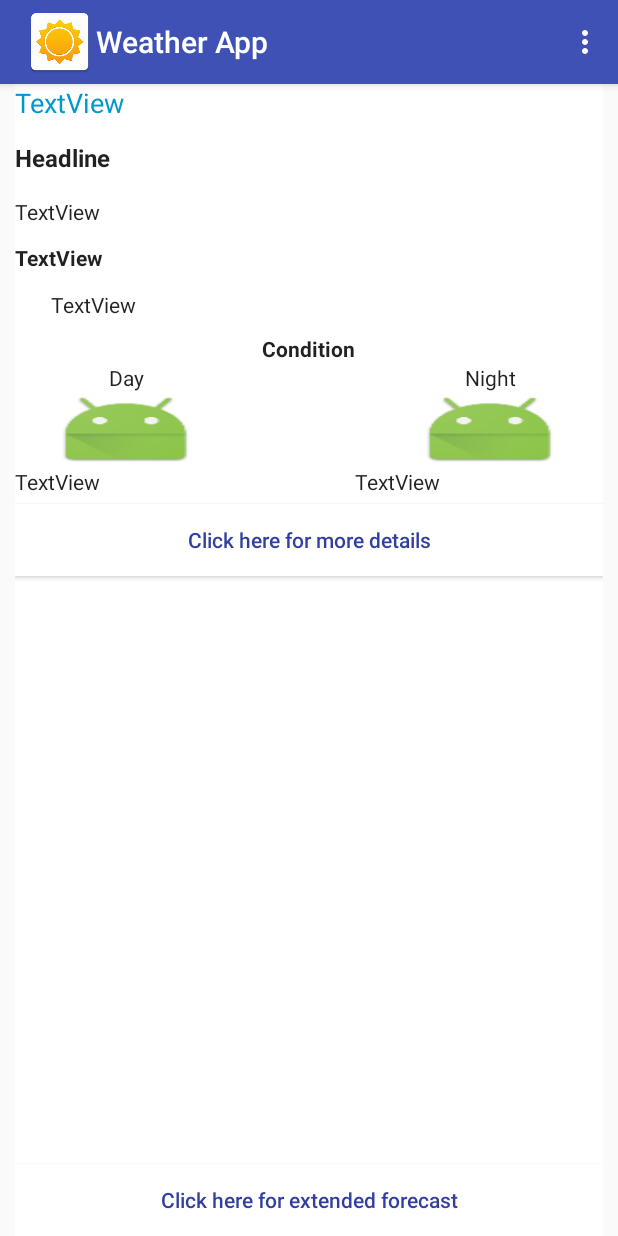
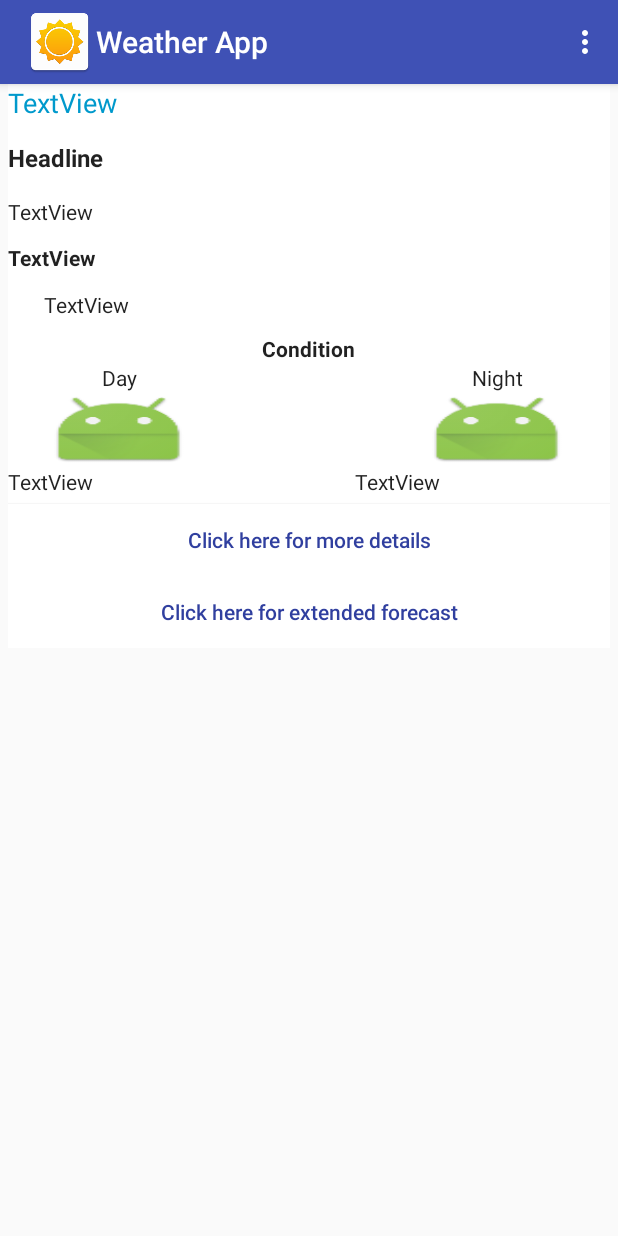
Before and after one commit to Ushaswini/Android-Native, an Android app: the CityWeatherActivity screen opened directly, with no data from a screen before it, on a phone screen of 412 x 824 dp. Run offline under Robolectric (Android 15) with nearby library versions, the phone set to English and light mode, and no system bars; our stand-ins replace Firebase (no records; nobody signed in at launch, a user with empty details on screens opened directly), Picasso; pictures from the network do not load; 1 statement that could not run was skipped.

Commit message:
Fix bugs

```diff
--- a/WeatherApp/Homework09/app/src/main/java/com/ushaswini/homework09/ForecastAdapter.java
+++ b/WeatherApp/Homework09/app/src/main/java/com/ushaswini/homework09/ForecastAdapter.java
@@ -116,10 +116,13 @@ public class ForecastAdapter extends  RecyclerView.Adapter<RecyclerView.ViewHold
 
             SimpleDateFormat dateFormat = new SimpleDateFormat("dd, MMM ''yy");
             String dateStr = dateFormat.format(date).toString();
+            Log.d("date",dateStr);
             holder.tv_date.setText(dateStr);
 
 
         } catch (ParseException e) {
+
+            Log.d("error",e.getMessage());
             e.printStackTrace();
         }
     }
--- a/WeatherApp/Homework09/app/src/main/res/layout/activity_city_weather.xml
+++ b/WeatherApp/Homework09/app/src/main/res/layout/activity_city_weather.xml
@@ -1,63 +1,70 @@
 <?xml version="1.0" encoding="utf-8"?>
-<RelativeLayout xmlns:android="http://schemas.android.com/apk/res/android"
+
+<ScrollView
+    android:layout_width="match_parent"
+    android:layout_height="match_parent"
+    xmlns:android="http://schemas.android.com/apk/res/android"
     xmlns:app="http://schemas.android.com/apk/res-auto"
-    xmlns:tools="http://schemas.android.com/tools"
+    xmlns:tools="http://schemas.android.com/tools">
+
+    <RelativeLayout
         android:id="@+id/Relative"
         android:layout_width="match_parent"
         android:layout_height="match_parent"
-    android:layout_marginLeft="10dp"
-    android:layout_marginRight="10dp"
+        android:layout_marginLeft="5dp"
+        android:layout_marginRight="5dp"
         android:background="@android:color/background_light"
         tools:context="com.ushaswini.homework09.CityWeatherActivity">
+
 
         <TextView
             android:id="@+id/tv_city"
             android:layout_width="match_parent"
             android:layout_height="wrap_content"
+            android:layout_alignParentLeft="true"
+            android:layout_alignParentStart="true"
+            android:layout_alignParentTop="true"
             android:text="TextView"
             android:textAppearance="@style/TextAppearance.AppCompat"
             android:textColor="@android:color/holo_blue_dark"
-        android:textSize="18sp"
-        android:layout_alignParentTop="true"
-        android:layout_alignParentLeft="true"
-        android:layout_alignParentStart="true" />
+            android:textSize="18sp" />
 
         <TextView
             android:id="@+id/tv"
             android:layout_width="match_parent"
             android:layout_height="wrap_content"
+            android:layout_alignParentLeft="true"
+            android:layout_alignParentStart="true"
+            android:layout_below="@+id/tv_city"
             android:layout_marginTop="13dp"
             android:text="@string/heading"
             android:textAppearance="@style/TextAppearance.AppCompat"
             android:textSize="16sp"
-        android:textStyle="bold"
-        android:layout_below="@+id/tv_city"
-        android:layout_alignParentLeft="true"
-        android:layout_alignParentStart="true" />
+            android:textStyle="bold" />
 
         <TextView
             android:id="@+id/tv_heading"
             android:layout_width="match_parent"
             android:layout_height="wrap_content"
+            android:layout_alignParentLeft="true"
+            android:layout_alignParentStart="true"
+            android:layout_below="@+id/tv"
             android:layout_marginTop="15dp"
             android:text="TextView"
             android:textAppearance="@style/TextAppearance.AppCompat"
-        android:textSize="14sp"
-        android:layout_below="@+id/tv"
-        android:layout_alignParentLeft="true"
-        android:layout_alignParentStart="true" />
+            android:textSize="14sp" />
 
         <TextView
             android:id="@+id/tv_date"
             android:layout_width="match_parent"
             android:layout_height="wrap_content"
+            android:layout_alignParentLeft="true"
+            android:layout_alignParentStart="true"
+            android:layout_below="@+id/tv_heading"
             android:layout_marginTop="11dp"
             android:text="TextView"
             android:textAppearance="@style/TextAppearance.AppCompat"
-        android:textStyle="bold"
-        android:layout_below="@+id/tv_heading"
-        android:layout_alignParentLeft="true"
-        android:layout_alignParentStart="true" />
+            android:textStyle="bold" />
 
         <TextView
             android:id="@+id/tv_updated"
@@ -76,12 +83,12 @@
             android:id="@+id/tv_con"
             android:layout_width="wrap_content"
             android:layout_height="wrap_content"
+            android:layout_below="@+id/tv_updated"
+            android:layout_centerHorizontal="true"
             android:layout_marginTop="10dp"
             android:text="@string/Condition"
             android:textAppearance="@style/TextAppearance.AppCompat"
-        android:textStyle="bold"
-        android:layout_below="@+id/tv_updated"
-        android:layout_centerHorizontal="true" />
+            android:textStyle="bold" />
 
         <TextView
             android:id="@+id/tv_day"
@@ -135,24 +142,24 @@
             android:id="@+id/tv_day_comment"
             android:layout_width="wrap_content"
             android:layout_height="wrap_content"
-        android:text="TextView"
-        android:textAppearance="@style/TextAppearance.AppCompat"
-        android:layout_below="@+id/im_day"
             android:layout_alignParentLeft="true"
             android:layout_alignParentStart="true"
+            android:layout_below="@+id/im_day"
             android:layout_toLeftOf="@+id/tv_con"
-        android:layout_toStartOf="@+id/tv_con" />
+            android:layout_toStartOf="@+id/tv_con"
+            android:text="TextView"
+            android:textAppearance="@style/TextAppearance.AppCompat" />
 
         <TextView
             android:id="@+id/tv_night_comment"
             android:layout_width="wrap_content"
             android:layout_height="wrap_content"
             android:layout_above="@+id/btn_more_details"
+            android:layout_alignParentEnd="true"
+            android:layout_alignParentRight="true"
+            android:layout_toRightOf="@+id/tv_con"
             android:text="TextView"
-        android:textAppearance="@style/TextAppearance.AppCompat"
-        android:layout_toRightOf="@+id/tv_con"
-        android:layout_alignParentRight="true"
-        android:layout_alignParentEnd="true" />
+            android:textAppearance="@style/TextAppearance.AppCompat" />
 
         <Button
             android:id="@+id/btn_more_details"
@@ -168,7 +175,7 @@
             android:textAllCaps="false"
             android:textColor="@color/colorPrimaryDark" />
 
-    <Button
+        <!--<Button
             android:id="@+id/btn_extended"
             android:layout_width="match_parent"
             android:layout_height="wrap_content"
@@ -179,18 +186,33 @@
             android:background="@android:color/background_light"
             android:text="@string/extended_forecast"
             android:textAllCaps="false"
-        android:textColor="@color/colorPrimaryDark" />
+            android:textColor="@color/colorPrimaryDark" />-->
 
         <android.support.v7.widget.RecyclerView
             android:id="@+id/rv_forecasts"
             android:layout_width="match_parent"
             android:layout_height="wrap_content"
-        android:layout_above="@+id/btn_extended"
-        android:layout_alignLeft="@+id/btn_extended"
-        android:layout_alignStart="@+id/btn_extended"
+            android:layout_alignParentLeft="true"
+            android:layout_alignParentStart="true"
             android:layout_below="@+id/btn_more_details"
-        android:layout_marginBottom="5dp"
-        android:layout_marginTop="5dp"
-        android:clickable="false" />
+            android:layout_marginLeft="11dp"
+            android:layout_marginStart="11dp"
+            android:clickable="false">
+
+        </android.support.v7.widget.RecyclerView>
+
+        <Button
+            android:id="@+id/btn_extended"
+            android:layout_width="match_parent"
+            android:layout_height="wrap_content"
+
+            android:layout_alignParentLeft="true"
+            android:layout_alignParentStart="true"
+            android:layout_below="@+id/rv_forecasts"
+            android:background="@android:color/background_light"
+            android:text="@string/extended_forecast"
+            android:textAllCaps="false"
+            android:textColor="@color/colorPrimaryDark" />
 
     </RelativeLayout>
+</ScrollView>
--- a/WeatherApp/Homework09/app/src/main/res/layout/custom_forecast_row.xml
+++ b/WeatherApp/Homework09/app/src/main/res/layout/custom_forecast_row.xml
@@ -28,7 +28,7 @@
         <ImageView
             android:id="@+id/im_status"
             android:layout_width="95dp"
-            android:layout_height="70dp"
+            android:layout_height="60dp"
             android:layout_marginBottom="10dp"
 
             app:srcCompat="@mipmap/ic_launcher" />
--- a/WeatherApp/Homework09/app/src/main/res/values/strings.xml
+++ b/WeatherApp/Homework09/app/src/main/res/values/strings.xml
@@ -1,6 +1,6 @@
 <resources>
     <string name="app_name">Homework09</string>
-    <string name="NoCityToDisplay">There are no cities to display. Search the city from from the search box and save.</string>
+    <string name="NoCityToDisplay">There are no cities to display. Search the city from the search box and save.</string>
     <string name="Country">Enter your Country</string>
     <string name="City">Enter your City</string>
     <string name="set">Set</string>
```
Also changed, not shown: WeatherApp/Homework09/app/src/main/java/com/ushaswini/homework09/CityWeatherActivity.java (+7 -3 lines), WeatherApp/Homework09/app/src/main/java/com/ushaswini/homework09/CustomEditTextPreference.java (+9 -2 lines), WeatherApp/Homework09/app/src/main/java/com/ushaswini/homework09/MainActivity.java (+21 -3 lines), WeatherApp/Homework09/app/src/main/res/layout/fragment_current_city_set.xml (+20 -20 lines). Lines whose indentation alone changed are shown as unchanged.
